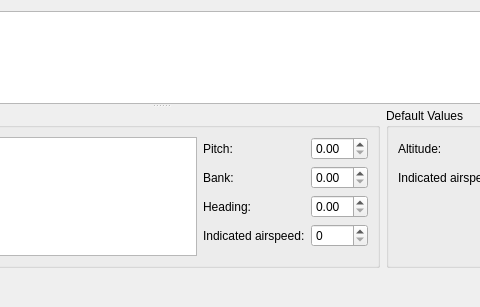
till213/SkyDolly, file src/Plugins/Module/Location/src/LocationWidget.ui: the form before one commit; both pictures show x 290 to 770 and y 0 to 307 of the 901 by 307 pixel window.
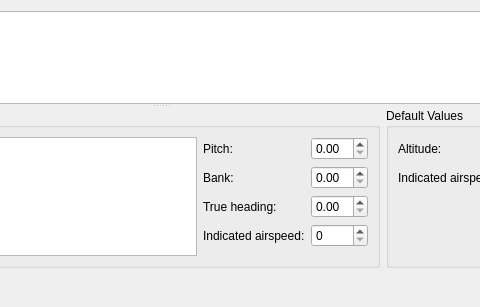
The form after the commit. Custom widgets are drawn as their Qt base class.

Commit message:
Rename heading to trueHeading
- WIP (won't compile)

Patch:
```diff
--- a/src/Plugins/Module/Location/src/LocationWidget.ui
+++ b/src/Plugins/Module/Location/src/LocationWidget.ui
@@ -86,7 +86,7 @@
             <item row="2" column="0">
              <widget class="QLabel" name="label_6">
               <property name="text">
-               <string>Heading:</string>
+               <string>True heading:</string>
               </property>
              </widget>
             </item>
```
Left out of the diff: 2 changed lines with no effect on the pictures. The commit also changes 15 other files.
